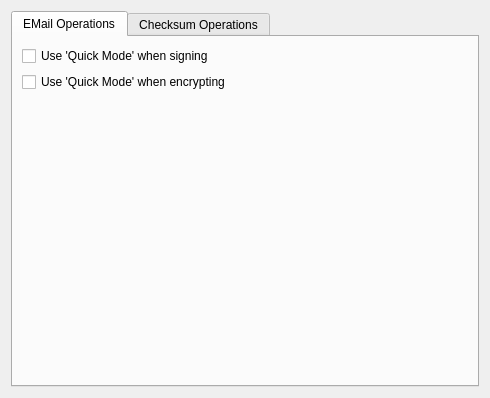
This is conf/cryptooperationsconfigwidget.ui in sensama/kleopatra as Qt 5 draws it before an edit. The edited form follows.
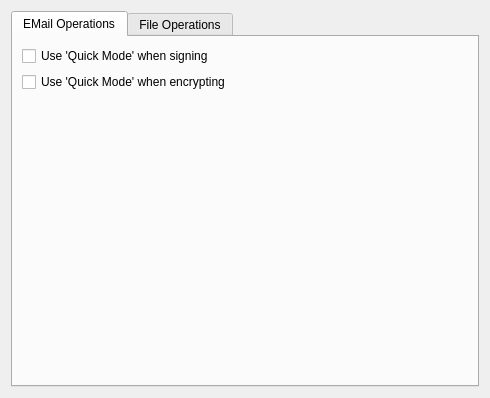
This is the edited form.

Commit message: CryptoOperationsConfigWidget: rename Checksum Operations tab to File Operations

```diff
--- a/conf/cryptooperationsconfigwidget.ui
+++ b/conf/cryptooperationsconfigwidget.ui
@@ -55,7 +55,7 @@
      </widget>
      <widget class="QWidget" name="checksumOperationsTab">
       <attribute name="title">
-       <string>Checksum Operations</string>
+       <string>File Operations</string>
       </attribute>
       <layout class="QFormLayout" name="formLayout">
        <item row="0" column="0">
```
Left out of the diff: 2 changed lines with no effect on the pictures.
